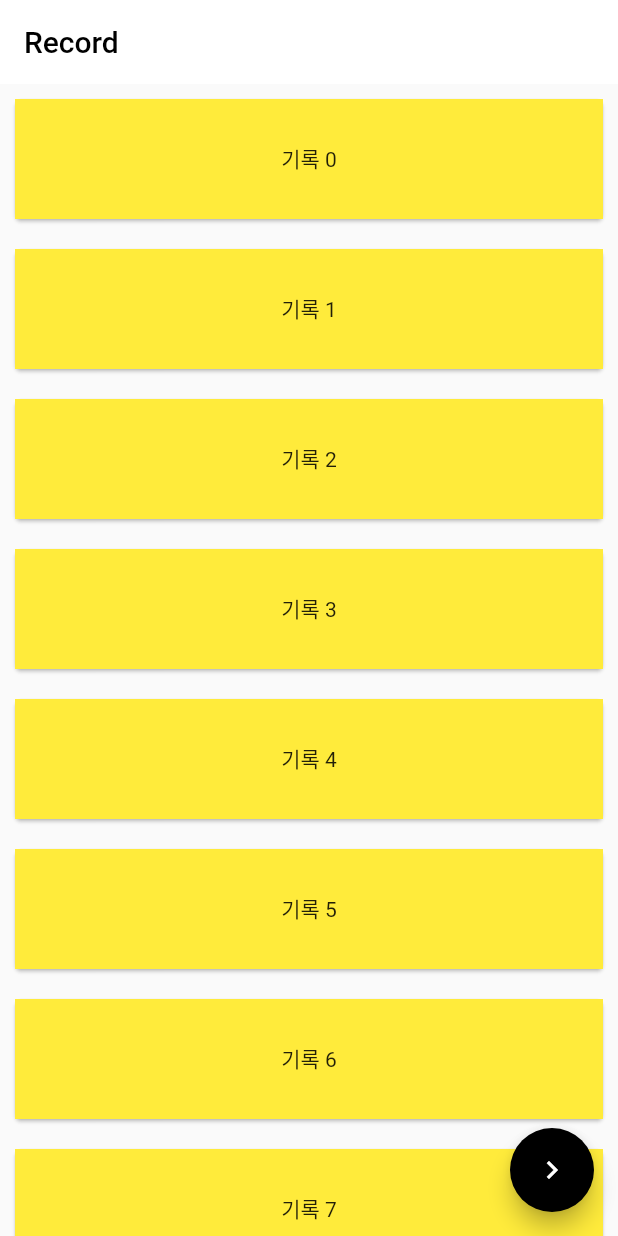
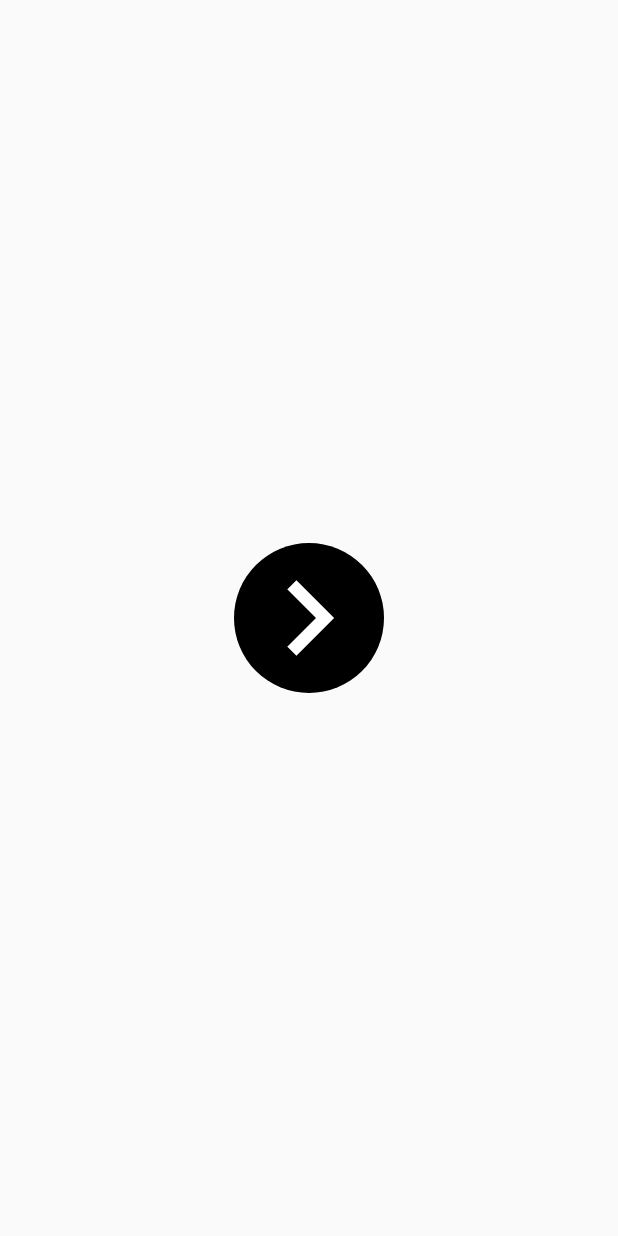
Before and after one commit to whitegroundTeam/snowrun_app, a Flutter app: the screen it shows after launch, on a phone screen of 412 x 824 dp. Run offline on Flutter 3.47's test engine with Material 2 defaults, Android fonts, the phone set to English and light mode, and no system bars; our stand-ins replace go_router; missing offline and left inert: mapbox_maps_flutter.

Commit message:
홈페이지 스타일 바꿈

```diff
--- a/lib/app_widget.dart
+++ b/lib/app_widget.dart
@@ -9,6 +9,7 @@ class MainApp extends StatelessWidget {
   Widget build(BuildContext context) {
     return MaterialApp.router(
       routerConfig: router,
+      debugShowCheckedModeBanner: false,
     );
   }
 }
--- a/lib/presentation/home/home_page.dart
+++ b/lib/presentation/home/home_page.dart
@@ -13,42 +13,56 @@ class HomePageState extends State<HomePage>{
   @override
   Widget build(BuildContext context) {
     return Scaffold(
-      body: CustomScrollView(
-        slivers: <Widget>[
-          const SliverAppBar(
-            backgroundColor: Colors.white,
-            title: Text('Record', style: TextStyle(color: Colors.black),),
-          ),
-          SliverList(
-              delegate: SliverChildBuilderDelegate(
-                      (context, index) {
-                    return Card(
-                      margin: const EdgeInsets.all(10),
+      body:
+          Center(
             child: GestureDetector(
               onTap: (){
-                          context.go('/result');
+                context.go('/recording');
               },
               child: Container(
-                          color: Colors.yellow,
-                          height: 80,
-                          alignment: Alignment.center,
-                          child: Text('기록 ${index}'),
+                padding: const EdgeInsets.all(0.0),
+                height: 100,
+                width: 100,
+                decoration: BoxDecoration(
+                  color: Colors.black,
+                  borderRadius: BorderRadius.circular(100)
+                ),
+                child: const Icon(Icons.navigate_next, size:100 ,color: Colors.white,),
               ),
             ),
-                    );
-                  },
-                  childCount: 10
           )
-          )
-        ],
-      ),
-      floatingActionButton: FloatingActionButton(
-          onPressed: (){
-            context.go('/recording');
-          },
-        backgroundColor: Colors.black,
-        child: const Icon(Icons.navigate_next),
-      ),
+          // const SliverAppBar(
+          //   backgroundColor: Colors.white,
+          //   title: Text('Record', style: TextStyle(color: Colors.black),),
+          // ),
+          // SliverList(
+          //     delegate: SliverChildBuilderDelegate(
+          //             (context, index) {
+          //           return Card(
+          //             margin: const EdgeInsets.all(10),
+          //             child: GestureDetector(
+          //               onTap: (){
+          //                 context.go('/result');
+          //               },
+          //               child: Container(
+          //                 color: Colors.yellow,
+          //                 height: 80,
+          //                 alignment: Alignment.center,
+          //                 child: Text('기록 ${index}'),
+          //               ),
+          //             ),
+          //           );
+          //         },
+          //         childCount: 10
+          //     )
+          // )
+      // floatingActionButton: FloatingActionButton(
+      //     onPressed: (){
+      //       context.go('/recording');
+      //     },
+      //   backgroundColor: Colors.black,
+      //   child: const Icon(Icons.navigate_next),
+      // ),
     );
   }
 }
```
Lines whose indentation alone changed are shown as unchanged.
